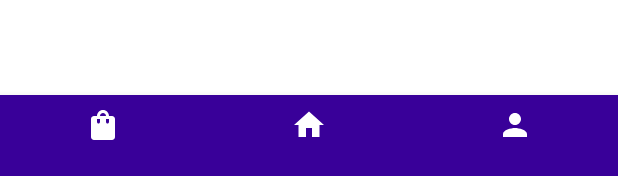
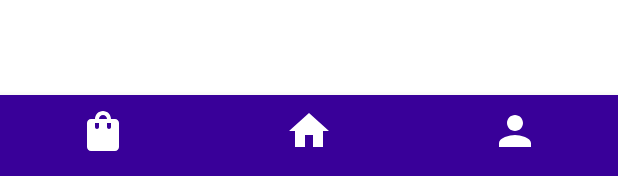
Before and after one commit to dev-paulo-furtado/OutletExpressMovel, an Android app: the layout activity_home.xml on its own in the app's theme, with its tools: preview values and no code run, on a phone screen of 412 x 824 dp. Shown: the part 1057-1233 px from the top of the screen. Run offline under Robolectric (Android 15) with nearby library versions, the phone set to English and light mode, and no system bars.

Commit message:
Icones da activity home atualizados

```diff
--- a/app/src/main/res/layout/activity_home.xml
+++ b/app/src/main/res/layout/activity_home.xml
@@ -12,10 +12,12 @@
         android:layout_height="wrap_content"
         android:background="@color/primaryColor"
         app:itemHorizontalTranslationEnabled="false"
+        app:itemIconSize="32dp"
         app:itemIconTint="@color/white"
         app:labelVisibilityMode="auto"
         app:layout_constraintBottom_toBottomOf="parent"
         app:layout_constraintEnd_toEndOf="parent"
+        app:layout_constraintHorizontal_bias="0.0"
         app:layout_constraintStart_toStartOf="parent"
         app:menu="@menu/home_btn_menu" />
 
```
